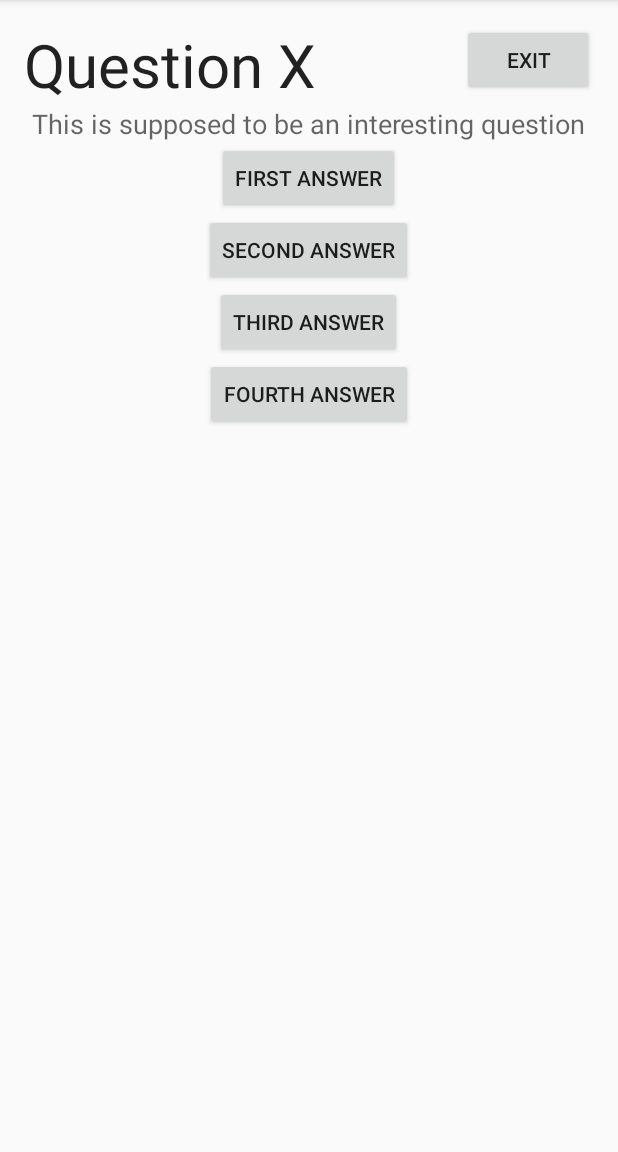
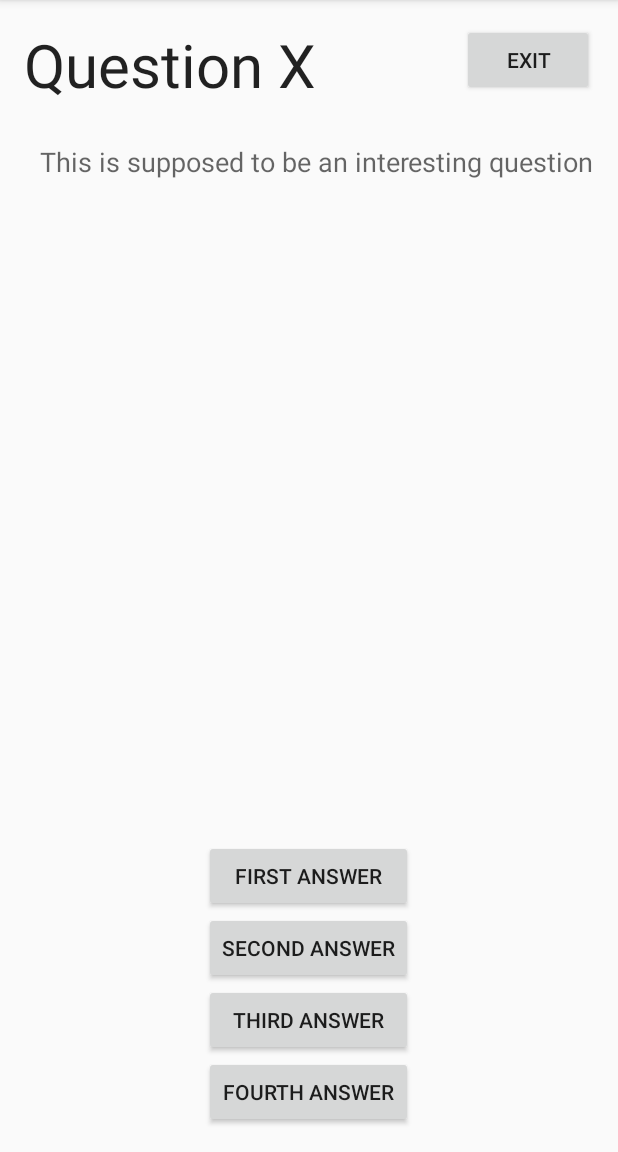
Before and after one commit to angrykoala/lightquiz, an Android app: the screen it shows after launch (MainActivity), on a phone screen of 412 x 824 dp, the part 84-1236 px from its top. Run offline under Robolectric (Android 15) with nearby library versions, the phone set to English and light mode, and no system bars.

Commit message:
layout improvement * Buttons of same size at the bottom * Space between question title and question

```diff
--- a/app/src/main/res/layout/activity_main.xml
+++ b/app/src/main/res/layout/activity_main.xml
@@ -7,16 +7,14 @@
 
     <LinearLayout
         android:orientation="vertical"
-        android:layout_width="fill_parent"
-        android:layout_height="fill_parent"
-        android:layout_alignParentRight="false"
-        android:layout_alignParentEnd="true"
-        android:layout_below="@+id/question"
-        android:layout_alignParentBottom="false"
-        android:baselineAligned="false">
+        android:layout_width="wrap_content"
+        android:layout_height="wrap_content"
+        android:baselineAligned="false"
+        android:layout_alignParentBottom="true"
+        android:layout_centerHorizontal="true">
 
         <Button
-            android:layout_width="wrap_content"
+            android:layout_width="fill_parent"
             android:layout_height="wrap_content"
             android:text="@string/answer_1"
             android:id="@+id/answer_1"
@@ -25,7 +23,7 @@
             android:layout_gravity="center_horizontal" />
 
         <Button
-            android:layout_width="wrap_content"
+            android:layout_width="fill_parent"
             android:layout_height="wrap_content"
             android:text="@string/answer_2"
             android:id="@+id/answer_2"
@@ -34,7 +32,7 @@
             android:layout_gravity="center_horizontal" />
 
         <Button
-            android:layout_width="wrap_content"
+            android:layout_width="fill_parent"
             android:layout_height="wrap_content"
             android:text="@string/answer_3"
             android:id="@+id/answer_3"
@@ -43,7 +41,7 @@
             android:layout_gravity="center_horizontal" />
 
         <Button
-            android:layout_width="wrap_content"
+            android:layout_width="fill_parent"
             android:layout_height="wrap_content"
             android:text="@string/answer_4"
             android:id="@+id/answer_4"
@@ -59,8 +57,9 @@
         android:textAppearance="?android:attr/textAppearanceMedium"
         android:text="@string/question"
         android:id="@+id/question"
-        android:layout_below="@+id/question_title"
-        android:layout_centerHorizontal="true" />
+        android:layout_below="@+id/space"
+        android:layout_alignParentRight="true"
+        android:layout_alignParentEnd="true" />
 
     <TextView
         android:layout_width="fill_parent"
@@ -83,4 +82,11 @@
         android:layout_alignParentEnd="true"
         android:layout_gravity="right" />
 
+    <Space
+        android:layout_width="match_parent"
+        android:layout_height="25dp"
+        android:layout_below="@+id/question_title"
+        android:layout_centerHorizontal="true"
+        android:id="@+id/space" />
+
 </RelativeLayout>
```
